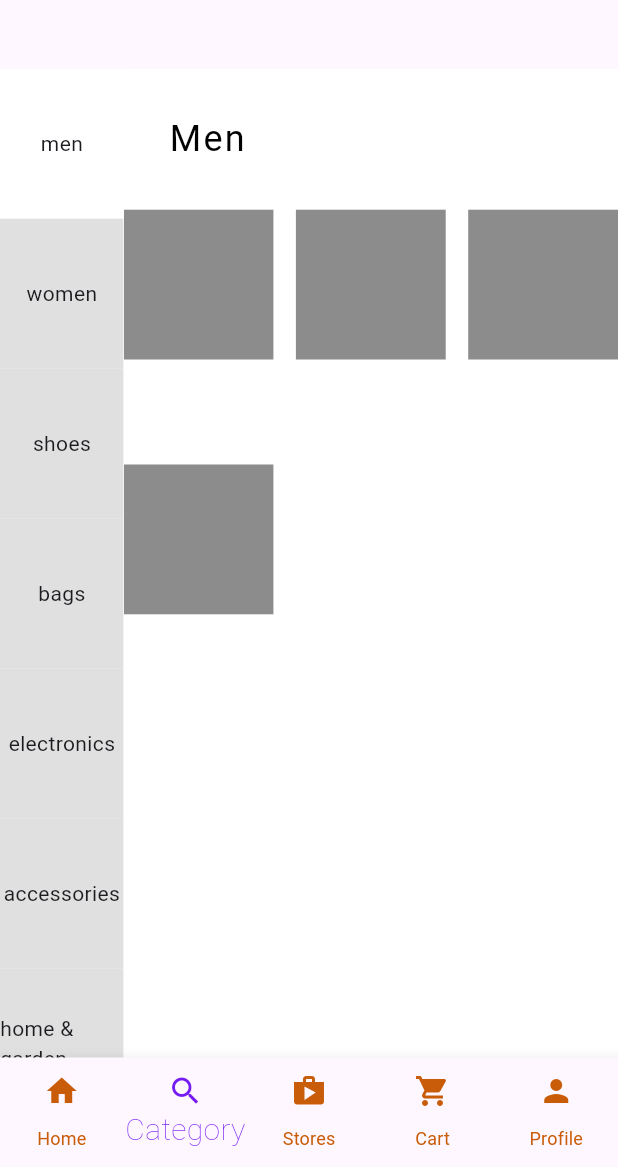
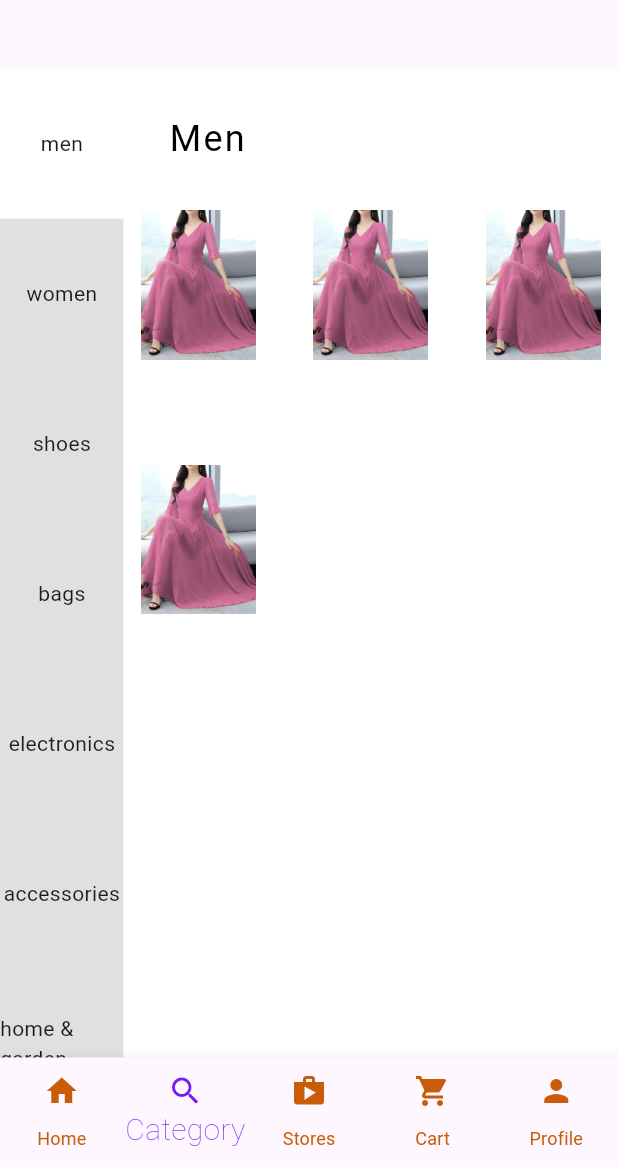
Before and after one commit to Devsaci/ecommerce_shams_app, a Flutter app: the screen it shows after launch, item 2 of the bottom bar chosen, on a phone screen of 412 x 824 dp, the part 69-1236 px from its top. Run offline on Flutter 3.47's test engine with Material 3 defaults, Android fonts, the phone set to English and light mode, and no system bars.

Commit message:
Image(image: AssetImage

```diff
--- a/lib/categories/men_categ.dart
+++ b/lib/categories/men_categ.dart
@@ -26,10 +26,11 @@ class MenCategory extends StatelessWidget {
             mainAxisSpacing: 70,
             crossAxisSpacing: 15,
             children: List.generate(4, (index) {
-              return Container(
-                color: Colors.black45,
+              return const SizedBox(
+                //color: Colors.black45,
                 height: 70,
                 width: 70,
+                child: Image(image: AssetImage("images/try/image1.jpg")),
               );
             }),
           ),
```
